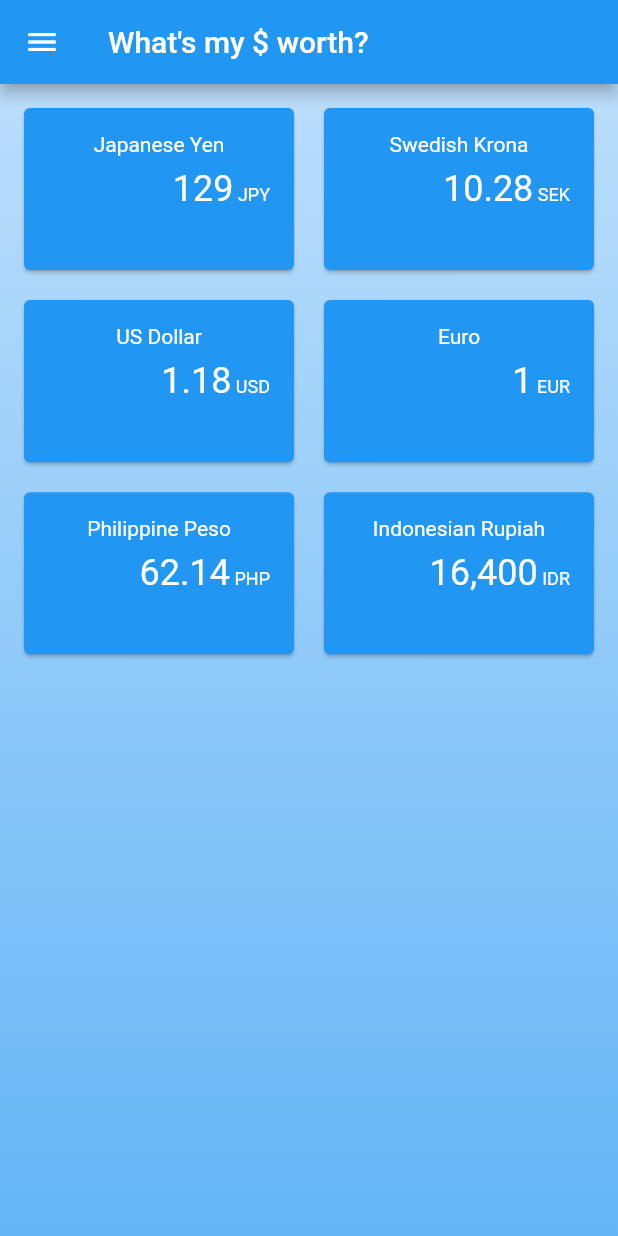
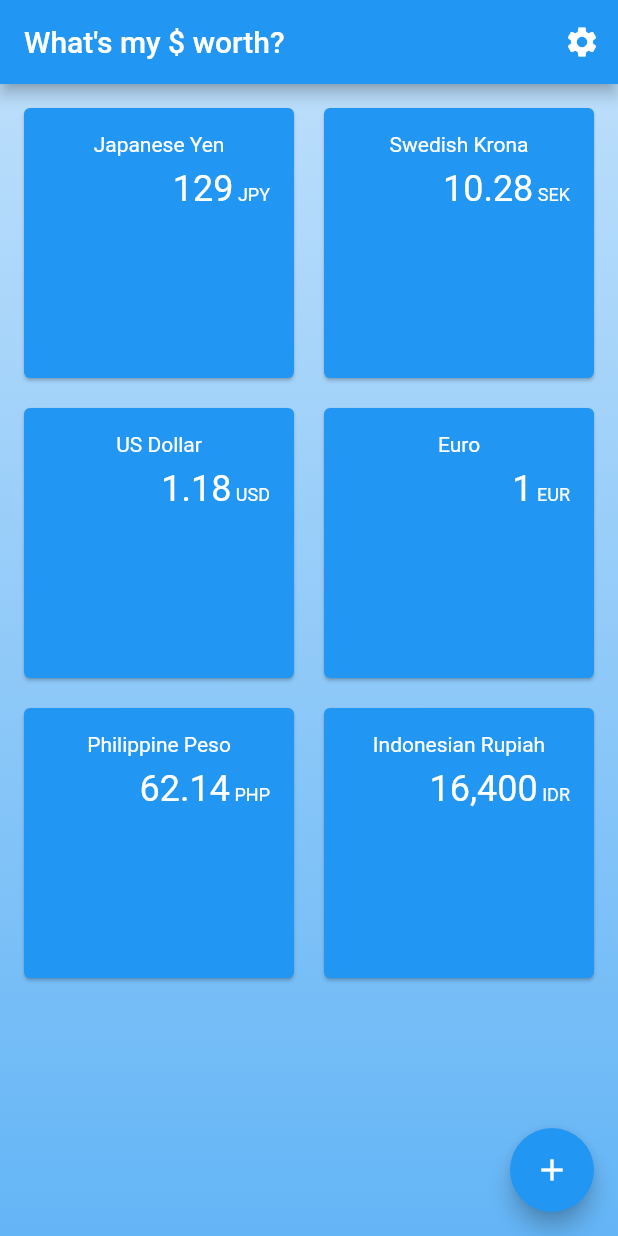
Before and after one commit to ddikman/travelrates, a Flutter app: the screen it shows after launch, on a phone screen of 412 x 824 dp. Run offline on Flutter 3.47's test engine with Material 2 defaults, Android fonts, the phone set to English and light mode, and no system bars.

Commit message:
Made a start of removing the drawer and doing it in an add screen plus a configure mode instead.

```diff
--- a/lib/converter_screen.dart
+++ b/lib/converter_screen.dart
@@ -1,5 +1,4 @@
 import 'package:backpacking_currency_converter/background_container.dart';
-import 'package:backpacking_currency_converter/base_currency_screen.dart';
 import 'package:backpacking_currency_converter/currencies_screen.dart';
 import 'package:backpacking_currency_converter/currency.dart';
 import 'package:flutter/material.dart';
@@ -40,7 +39,6 @@ class ConverterScreenState extends State<ConverterScreen> {
         padding: EdgeInsets.all(spacing),
         crossAxisSpacing: spacing,
         mainAxisSpacing: spacing,
-        childAspectRatio: 1.62,
         children: state.currencies.map(_buildCard).toList(),
       ),
     );
@@ -50,63 +48,35 @@ class ConverterScreenState extends State<ConverterScreen> {
     return Scaffold(
         appBar: AppBar(
           title: Text("What's my \$ worth?"),
+          actions: <Widget>[_buildConfigureActionButton()],
         ),
-        drawer: _buildAppDrawer(context),
-        body: new BackgroundContainer(child: body));
+        floatingActionButton: _buildAddCurrencyButton(),
+        body: new BackgroundContainer(
+            child: new Padding(
+                padding:
+                    EdgeInsets.only(bottom: 80.0), // space for floating button
+                child: body)));
   }
 
-  _buildAppDrawer(BuildContext context) {
-    return new Drawer(
-      child: new ListView(
-        padding: EdgeInsets.zero,
-        children: <Widget>[
-          new DrawerHeader(
-            child: new Column(
-              children: <Widget>[
-                Text(
-                  "Backpacker currency converter",
-                  style: TextStyle(color: Colors.white, fontSize: 24.0),
-                ),
-                new Align(
-                  alignment: Alignment.bottomLeft,
-                  child: Text(
-                    'Copyright Greycastle AB, 2018',
-                    style: TextStyle(color: Colors.white, fontSize: 12.0),
-                  ),
-                )
-              ],
-            ),
-            decoration: BoxDecoration(color: Colors.blue),
-          ),
-          new ListTile(
-            title: Row(
-              children: <Widget>[
-                new Expanded(child: new Text("Manage currencies")),
-                Icon(Icons.monetization_on, color: Colors.black),
-              ],
-            ),
-            onTap: () {
-              Navigator.of(context).pop();
+  _buildAddCurrencyButton() {
+    return FloatingActionButton(
+      child: Icon(Icons.add),
+      onPressed: () {
         Navigator.of(context).push(new MaterialPageRoute(
             builder: (context) => new CurrenciesScreen()));
       },
-          ),
-          new ListTile(
-            title: Row(
-              children: <Widget>[
-                new Expanded(child: new Text('Set base currency')),
-                Icon(Icons.settings, color: Colors.black)
-              ],
-            ),
-            onTap: () {
-              Navigator.of(context).pop();
-              Navigator.of(context).push(new MaterialPageRoute(
-                  builder: (context) => new BaseCurrencyScreen()));
-            },
-          )
-        ],
-      ),
     );
+  }
+
+  _buildConfigureActionButton() {
+    final state = StateContainer.of(context).appState;
+    IconData displayIcon = state.isReconfiguring ? Icons.done : Icons.settings;
+
+    return new IconButton(
+        icon: Icon(displayIcon),
+        onPressed: () {
+          StateContainer.of(context).toggleIsReconfiguring();
+        });
   }
 }
 
@@ -145,25 +115,10 @@ class _CurrencyCardState extends State<CurrencyCard> {
 
     final inputFontSize = 24.0;
 
-    return new Material(
-      color: Colors.transparent,
-      child: Card(
-          color: _showInputError ? Colors.red : Colors.blue,
-          child: new InkWell(
-            splashColor: Colors.white,
-            onTap: _cardTapped,
-            child: new Padding(
-              padding: const EdgeInsets.all(16.0),
-              child: new Column(
-                mainAxisSize: MainAxisSize.min,
-                children: <Widget>[
-                  Text(widget.currency.name,
-                      style: Theme
-                          .of(context)
-                          .textTheme
-                          .body1
-                          .copyWith(fontSize: 14.0)),
-                  TextField(
+    Widget currencyTitle = Text(widget.currency.name,
+        style: Theme.of(context).textTheme.body1.copyWith(fontSize: 14.0));
+
+    Widget textInput = TextField(
       focusNode: focusNode,
       controller: textEditingController,
       style: Theme.of(context).textTheme.body1.copyWith(
@@ -180,14 +135,37 @@ class _CurrencyCardState extends State<CurrencyCard> {
               .body1
               .copyWith(fontSize: inputFontSize / 2),
           border: InputBorder.none,
-                        errorText:
-                            _showInputError ? 'Input a valid decimal.' : null,
+          errorText: _showInputError ? 'Input a valid decimal.' : null,
           errorStyle: TextStyle(
             color: Colors.white,
           )),
       onSubmitted: _newValueReceived,
-                  )
-                ],
+    );
+
+    // if we're editing, add an edit button
+    if (state.isReconfiguring) {
+      textInput = IconButton(
+        padding: EdgeInsets.all(0.0),
+        iconSize: 24.0,
+        icon: Icon(Icons.remove_circle, color: Colors.red),
+        onPressed: () {
+          StateContainer.of(context).removeCurrency(widget.currency.code);
+        },
+      );
+    }
+
+    return new Material(
+      color: Colors.transparent,
+      child: Card(
+          color: _showInputError ? Colors.red : Colors.blue,
+          child: new InkWell(
+            splashColor: Colors.white,
+            onTap: _cardTapped,
+            child: new Padding(
+              padding: const EdgeInsets.all(16.0),
+              child: new Column(
+                mainAxisSize: MainAxisSize.min,
+                children: <Widget>[currencyTitle, textInput],
               ),
             ),
           )),
--- a/lib/currency_repository.dart
+++ b/lib/currency_repository.dart
@@ -16,7 +16,8 @@ class CurrencyRepository {
   Currency getBaseRateCurrency() => getCurrencyByCode(baseRate);
 
   Currency getCurrencyByCode(String code) {
-    var matches = currencies.where((currency) => currency.code == code);
+    code = code.toUpperCase();
+    var matches = currencies.where((currency) => currency.code.toUpperCase() == code);
     if (matches.isEmpty) {
       print("Found no currency with code [$code] among ${currencies
           .length} currencies");
@@ -26,7 +27,7 @@ class CurrencyRepository {
   }
 
   List<Currency> getAllCurrencies() {
-    return currencies;
+    return new List.from(currencies);
   }
 
   static Future<CurrencyRepository> loadFrom(AssetBundle assets) async {
--- a/lib/main.dart
+++ b/lib/main.dart
@@ -1,3 +1,4 @@
+import 'package:backpacking_currency_converter/background_container.dart';
 import 'package:flutter/material.dart';
 
 import 'package:backpacking_currency_converter/state_container.dart';
@@ -25,6 +26,7 @@ class _AppRootState extends State<AppRoot> {
       theme: new ThemeData(
           primarySwatch: Colors.blue,
           iconTheme: baseTheme.primaryIconTheme.copyWith(color: Colors.white),
+          hintColor: Colors.transparent, // borders of textfield hints
           textTheme: baseTheme.textTheme
               .copyWith(body1: TextStyle(color: Colors.white))),
       home: state.isLoading ? _buildLoadingScreen() : new ConverterScreen(),
@@ -33,7 +35,8 @@ class _AppRootState extends State<AppRoot> {
 
   _buildLoadingScreen() {
     final loaderColor = AlwaysStoppedAnimation<Color>(Colors.white);
-    return new Center(
+    return new BackgroundContainer(
+      child: new Center(
           child: new Container(
         width: 120.0,
         height: 120.0,
@@ -41,6 +44,7 @@ class _AppRootState extends State<AppRoot> {
           strokeWidth: 5.0,
           valueColor: loaderColor,
         ),
-    ));
+      )),
+    );
   }
 }
--- a/lib/state_container.dart
+++ b/lib/state_container.dart
@@ -10,6 +10,9 @@ class AppState {
   final Currency currentCurrency;
 
   final bool isLoading;
+
+  // TODO: this could have a better name
+  final bool isReconfiguring;
 
   final CurrencyRepository currencyRepo;
 
@@ -32,18 +35,20 @@ class AppState {
     currentCurrency: null,
     isLoading: true,
     currencyRepo: null,
-    currencies: null
+    currencies: null,
+    isReconfiguring: false
   );
 
-  const AppState({@required this.currentAmount, @required this.currentCurrency, @required this.isLoading, @required this.currencyRepo, this.currencies});
+  const AppState({@required this.currentAmount, @required this.currentCurrency, @required this.isLoading, @required this.currencyRepo, this.currencies, this.isReconfiguring = false});
 
-  AppState copyWith({double amount, Currency currency, bool isLoading, List<String> currencies}) {
+  AppState copyWith({double amount, Currency currency, bool isLoading, List<String> currencies, bool isReconfiguring}) {
     return new AppState(
       currentAmount: amount ?? this.currentAmount,
       currentCurrency: currency ?? this.currentCurrency,
       isLoading: isLoading ?? this.isLoading,
       currencyRepo: this.currencyRepo,
-      currencies: currencies ?? this.currencies
+      currencies: currencies ?? this.currencies,
+      isReconfiguring: isReconfiguring ?? this.isReconfiguring
     );
   }
 }
@@ -116,6 +121,12 @@ class StateContainerState extends State<StateContainer> {
     );
   }
 
+  void toggleIsReconfiguring() {
+    update(appState.copyWith(
+      isReconfiguring: !appState.isReconfiguring
+    ));
+  }
+
   void removeCurrency(String currencyCode) {
     setState((){
       appState.currencies.remove(currencyCode);
```
Also changed, not shown: lib/base_currency_screen.dart (deleted, +0 -17 lines), lib/currencies_screen.dart (+80 -24 lines). Lines whose indentation alone changed are shown as unchanged.
